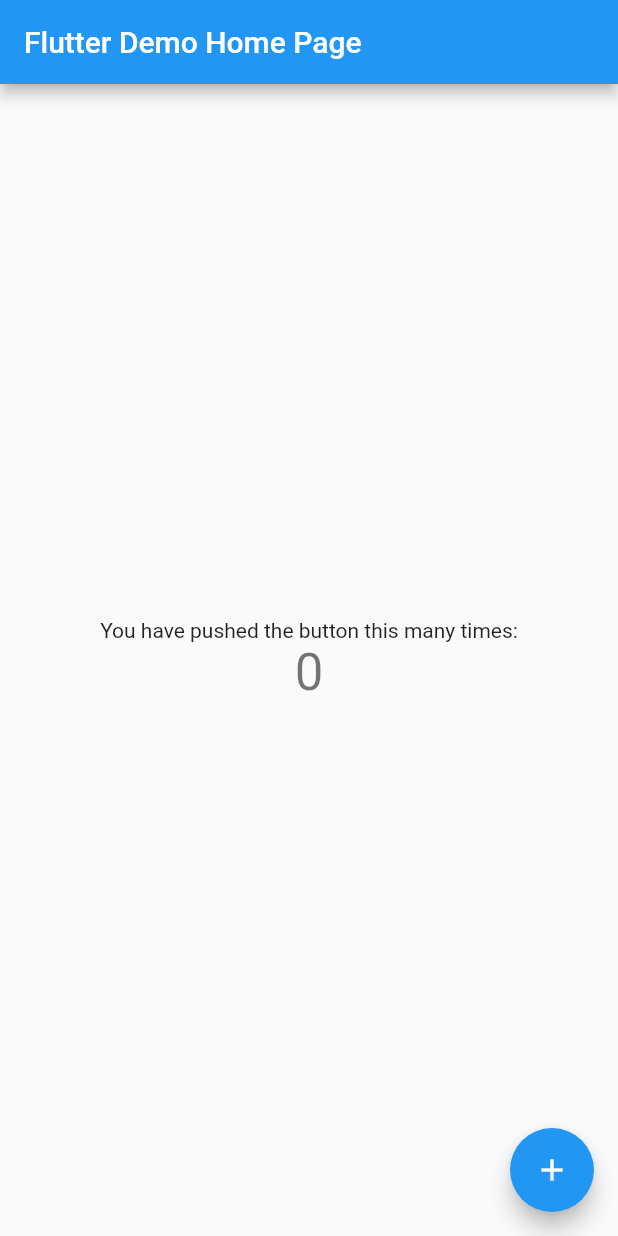
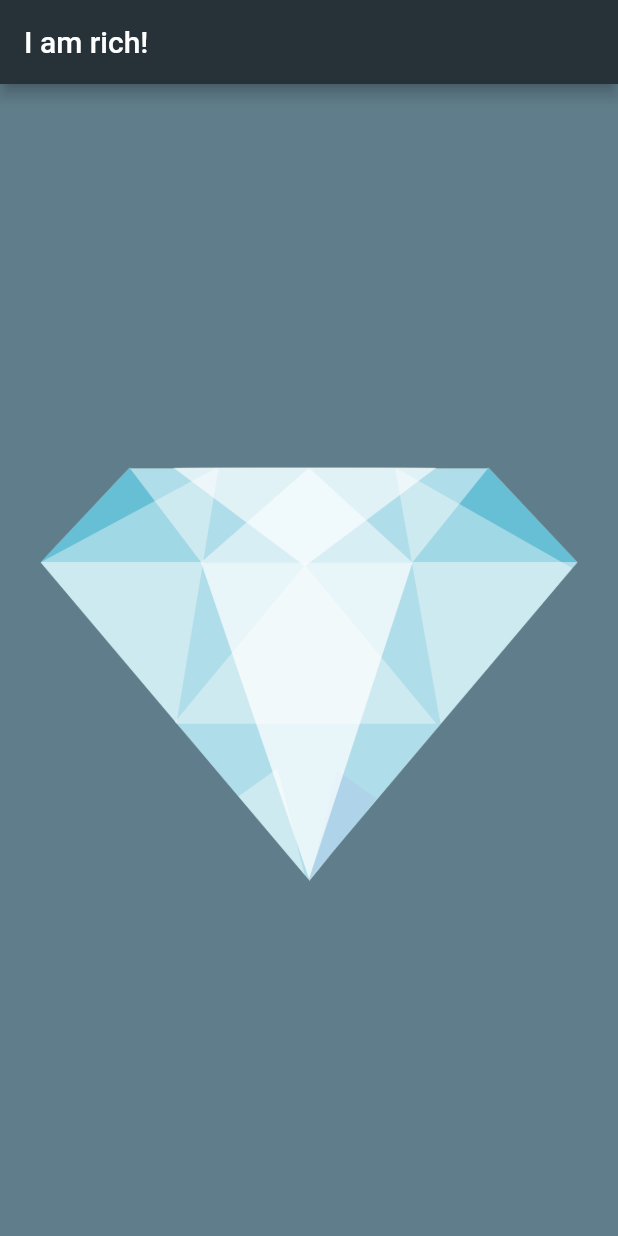
Before and after one commit to Koko-Technologies/i-am-rich-app, a Flutter app: the screen it shows after launch, on a phone screen of 412 x 824 dp. Run offline on Flutter 3.47's test engine with Material 2 defaults, Android fonts, the phone set to English and light mode, and no system bars.

Commit message:
final commit

```diff
--- a/lib/main.dart
+++ b/lib/main.dart
@@ -1,117 +1,16 @@
 import 'package:flutter/material.dart';
 
 void main() {
-  runApp(MyApp());
+  runApp(
+    MaterialApp(
+      home: Scaffold(
+        backgroundColor: Colors.blueGrey[500],
+        appBar: AppBar(
+          title: Text('I am rich!'),
+          backgroundColor: Colors.blueGrey[900],
+        ),
+        body: Center(child: Image(image: AssetImage('images/diamond.png'))),
+      ),
+    ),
+  );
 }
-
-class MyApp extends StatelessWidget {
-  // This widget is the root of your application.
-  @override
-  Widget build(BuildContext context) {
-    return MaterialApp(
-      title: 'Flutter Demo',
-      theme: ThemeData(
-        // This is the theme of your application.
-        //
-        // Try running your application with "flutter run". You'll see the
-        // application has a blue toolbar. Then, without quitting the app, try
-        // changing the primarySwatch below to Colors.green and then invoke
-        // "hot reload" (press "r" in the console where you ran "flutter run",
-        // or simply save your changes to "hot reload" in a Flutter IDE).
-        // Notice that the counter didn't reset back to zero; the application
-        // is not restarted.
-        primarySwatch: Colors.blue,
-        // This makes the visual density adapt to the platform that you run
-        // the app on. For desktop platforms, the controls will be smaller and
-        // closer together (more dense) than on mobile platforms.
-        visualDensity: VisualDensity.adaptivePlatformDensity,
-      ),
-      home: MyHomePage(title: 'Flutter Demo Home Page'),
-    );
-  }
-}
-
-class MyHomePage extends StatefulWidget {
-  MyHomePage({Key key, this.title}) : super(key: key);
-
-  // This widget is the home page of your application. It is stateful, meaning
-  // that it has a State object (defined below) that contains fields that affect
-  // how it looks.
-
-  // This class is the configuration for the state. It holds the values (in this
-  // case the title) provided by the parent (in this case the App widget) and
-  // used by the build method of the State. Fields in a Widget subclass are
-  // always marked "final".
-
-  final String title;
-
-  @override
-  _MyHomePageState createState() => _MyHomePageState();
-}
-
-class _MyHomePageState extends State<MyHomePage> {
-  int _counter = 0;
-
-  void _incrementCounter() {
-    setState(() {
-      // This call to setState tells the Flutter framework that something has
-      // changed in this State, which causes it to rerun the build method below
-      // so that the display can reflect the updated values. If we changed
-      // _counter without calling setState(), then the build method would not be
-      // called again, and so nothing would appear to happen.
-      _counter++;
-    });
-  }
-
-  @override
-  Widget build(BuildContext context) {
-    // This method is rerun every time setState is called, for instance as done
-    // by the _incrementCounter method above.
-    //
-    // The Flutter framework has been optimized to make rerunning build methods
-    // fast, so that you can just rebuild anything that needs updating rather
-    // than having to individually change instances of widgets.
-    return Scaffold(
-      appBar: AppBar(
-        // Here we take the value from the MyHomePage object that was created by
-        // the App.build method, and use it to set our appbar title.
-        title: Text(widget.title),
-      ),
-      body: Center(
-        // Center is a layout widget. It takes a single child and positions it
-        // in the middle of the parent.
-        child: Column(
-          // Column is also a layout widget. It takes a list of children and
-          // arranges them vertically. By default, it sizes itself to fit its
-          // children horizontally, and tries to be as tall as its parent.
-          //
-          // Invoke "debug painting" (press "p" in the console, choose the
-          // "Toggle Debug Paint" action from the Flutter Inspector in Android
-          // Studio, or the "Toggle Debug Paint" command in Visual Studio Code)
-          // to see the wireframe for each widget.
-          //
-          // Column has various properties to control how it sizes itself and
-          // how it positions its children. Here we use mainAxisAlignment to
-          // center the children vertically; the main axis here is the vertical
-          // axis because Columns are vertical (the cross axis would be
-          // horizontal).
-          mainAxisAlignment: MainAxisAlignment.center,
-          children: <Widget>[
-            Text(
-              'You have pushed the button this many times:',
-            ),
-            Text(
-              '$_counter',
-              style: Theme.of(context).textTheme.headline4,
-            ),
-          ],
-        ),
-      ),
-      floatingActionButton: FloatingActionButton(
-        onPressed: _incrementCounter,
-        tooltip: 'Increment',
-        child: Icon(Icons.add),
-      ), // This trailing comma makes auto-formatting nicer for build methods.
-    );
-  }
-}
--- a/pubspec.yaml
+++ b/pubspec.yaml
@@ -45,9 +45,8 @@ flutter:
   uses-material-design: true
 
   # To add assets to your application, add an assets section, like this:
-  # assets:
-  #   - images/a_dot_burr.jpeg
-  #   - images/a_dot_ham.jpeg
+  assets:
+    - images/diamond.png
 
   # An image asset can refer to one or more resolution-specific "variants", see
   # https://flutter.dev/assets-and-images/#resolution-aware.
```
Also changed, not shown: images/diamond.png (added), 1 other file.
